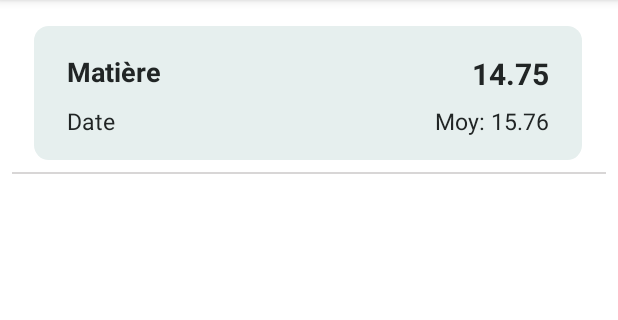
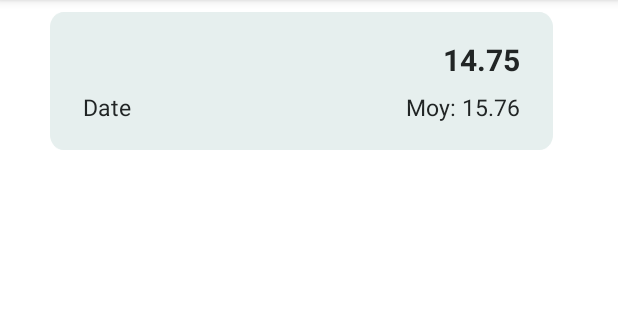
Before and after one commit to rfleuryleveso/app-aurion, an Android app: the fragment GradesFragment shown on its own in the app's theme, on a phone screen of 412 x 824 dp, the part 84-404 px from its top. Run offline under Robolectric (Android 15) with nearby library versions, the light colour scheme and no system bars.

Commit message:
last push

```diff
--- a/app/src/main/res/drawable/back.xml
+++ b/app/src/main/res/drawable/back.xml
@@ -1,7 +1,7 @@
 <vector xmlns:android="http://schemas.android.com/apk/res/android"
-    android:width="375dp"
+    android:width="365dp"
     android:height="503dp"
-    android:viewportWidth="375"
+    android:viewportWidth="365"
     android:viewportHeight="503">
   <path
       android:pathData="M0,32C0,14.33 14.33,0 32,0H343C360.67,0 375,14.33 375,32V471C375,488.67 360.67,503 343,503H32C14.33,503 0,488.67 0,471V32Z"
--- a/app/src/main/res/layout/activity_schedule.xml
+++ b/app/src/main/res/layout/activity_schedule.xml
@@ -241,7 +241,7 @@
         android:layout_height="63dp"
         android:layout_marginStart="13dp"
         android:layout_marginTop="14dp"
-        app:cardBackgroundColor="#E91E63"
+        app:cardBackgroundColor="#FFFFFF"
         app:cardCornerRadius="10dp"
         app:cardElevation="0dp"
         app:layout_constraintStart_toEndOf="@+id/thursdayCard"
--- a/app/src/main/res/layout/fragment_grades.xml
+++ b/app/src/main/res/layout/fragment_grades.xml
@@ -8,13 +8,14 @@
 
     <androidx.constraintlayout.widget.ConstraintLayout
         android:id="@+id/constraintLayout2"
-        android:layout_width="365dp"
-        android:layout_height="89dp"
+        android:layout_width="335dp"
+        android:layout_height="wrap_content"
+        android:layout_marginStart="30dp"
         android:layout_marginTop="8dp"
+        android:layout_marginEnd="40dp"
         android:background="@drawable/background_grade"
         app:layout_constraintBottom_toBottomOf="parent"
         app:layout_constraintEnd_toEndOf="parent"
-        app:layout_constraintHorizontal_bias="0.489"
         app:layout_constraintStart_toStartOf="parent"
         app:layout_constraintTop_toTopOf="parent">
 
@@ -24,9 +25,11 @@
             android:layout_height="wrap_content"
             android:layout_marginStart="22dp"
             android:layout_marginTop="10dp"
+            android:layout_marginBottom="18dp"
             android:text="Date"
             android:textColor="#212525"
             android:textSize="15sp"
+            app:layout_constraintBottom_toBottomOf="parent"
             app:layout_constraintStart_toStartOf="parent"
             app:layout_constraintTop_toBottomOf="@+id/specie" />
 
@@ -43,11 +46,11 @@
 
         <TextView
             android:id="@+id/specie"
-            android:layout_width="wrap_content"
+            android:layout_width="230dp"
             android:layout_height="wrap_content"
             android:layout_marginStart="22dp"
             android:layout_marginTop="18dp"
-            android:text="Matière"
+            android:text=""
             android:textColor="#212525"
             android:textSize="18sp"
             android:textStyle="bold"
@@ -69,13 +72,4 @@
 
     </androidx.constraintlayout.widget.ConstraintLayout>
 
-    <View
-        android:id="@+id/view2"
-        android:layout_width="match_parent"
-        android:layout_height="1dp"
-        android:layout_margin="8dp"
-        android:background="@color/underline"
-        app:layout_constraintStart_toStartOf="parent"
-        app:layout_constraintTop_toBottomOf="@+id/constraintLayout2" />
-
 </androidx.constraintlayout.widget.ConstraintLayout>
--- a/app/src/main/res/layout/fragment_grades_recycle_view.xml
+++ b/app/src/main/res/layout/fragment_grades_recycle_view.xml
@@ -2,12 +2,12 @@
 <FrameLayout xmlns:android="http://schemas.android.com/apk/res/android"
     xmlns:tools="http://schemas.android.com/tools"
     android:layout_width="match_parent"
-    android:layout_height="match_parent"
+    android:layout_height="wrap_content"
     tools:context=".fragments.GradesRecycleViewFragment">
 
     <androidx.recyclerview.widget.RecyclerView
         android:id="@+id/recycler_view_grades"
         android:layout_width="match_parent"
-        android:layout_height="match_parent"
+        android:layout_height="500dp"
         tools:listitem="@layout/fragment_grades" />
 </FrameLayout>
```
Also changed, not shown: app/src/main/java/fr/rflv/appaurion/activities/GradesActivity.kt (+18 -0 lines), app/src/main/res/layout/activity_grades.xml (+14 -12 lines), app/src/main/res/drawable/grade.png (added).
